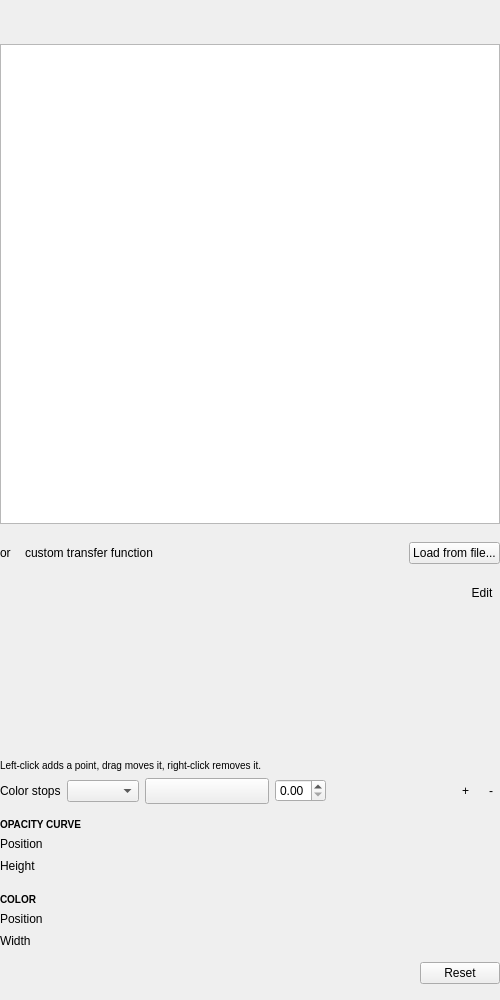
First picture: the form in Modules/VolumeVisualizationUI/src/QmitkVolumeTransferFunctionEditorControls.ui, repository MITK/MITK, before the edit.
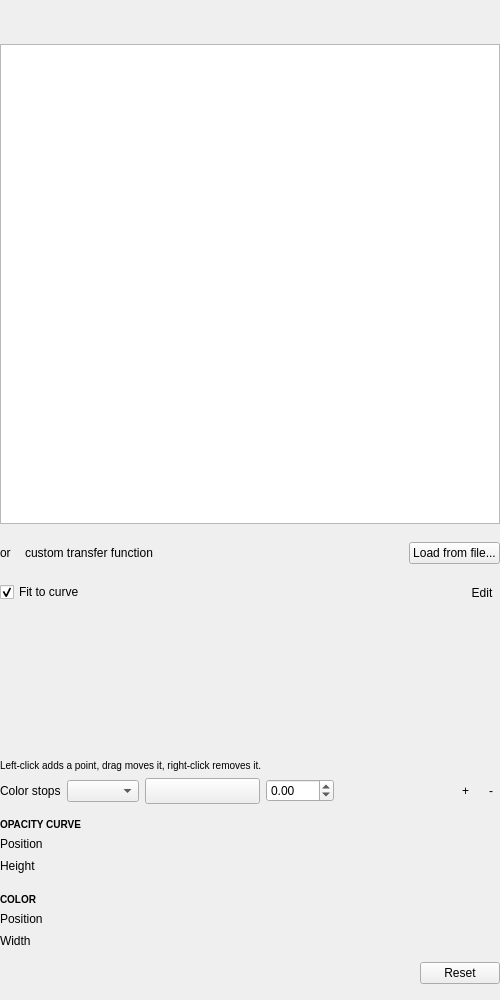
Second picture: the form after the edit. Custom widgets are drawn as their Qt base class.

Commit message: Let the axis out to the whole curve

Patch:
```diff
--- a/Modules/VolumeVisualizationUI/src/QmitkVolumeTransferFunctionEditorControls.ui
+++ b/Modules/VolumeVisualizationUI/src/QmitkVolumeTransferFunctionEditorControls.ui
@@ -193,6 +193,19 @@
       </item>
       <item>
        <layout class="QHBoxLayout" name="canvasToolsLayout">
+        <item>
+         <widget class="QCheckBox" name="fitAxisCheckBox">
+          <property name="toolTip">
+           <string>Keep the axis on the image's intensity band, which is where the image is and what the 2D views show. Clear it to let the axis out to the whole range the curve covers, so that the stops beyond that band are on it and can be dragged.</string>
+          </property>
+          <property name="text">
+           <string>Fit to curve</string>
+          </property>
+          <property name="checked">
+           <bool>true</bool>
+          </property>
+         </widget>
+        </item>
         <item>
          <spacer name="canvasToolsSpacer">
           <property name="orientation">
@@ -321,8 +334,11 @@
            <property name="keyboardTracking">
             <bool>false</bool>
            </property>
+           <property name="minimum">
+            <double>-999.000000000000000</double>
+           </property>
            <property name="maximum">
-            <double>1.000000000000000</double>
+            <double>999.000000000000000</double>
            </property>
            <property name="singleStep">
             <double>0.010000000000000</double>
```
Left out of the diff: 2 changed lines with no effect on the pictures. The commit also changes 2 other files.
